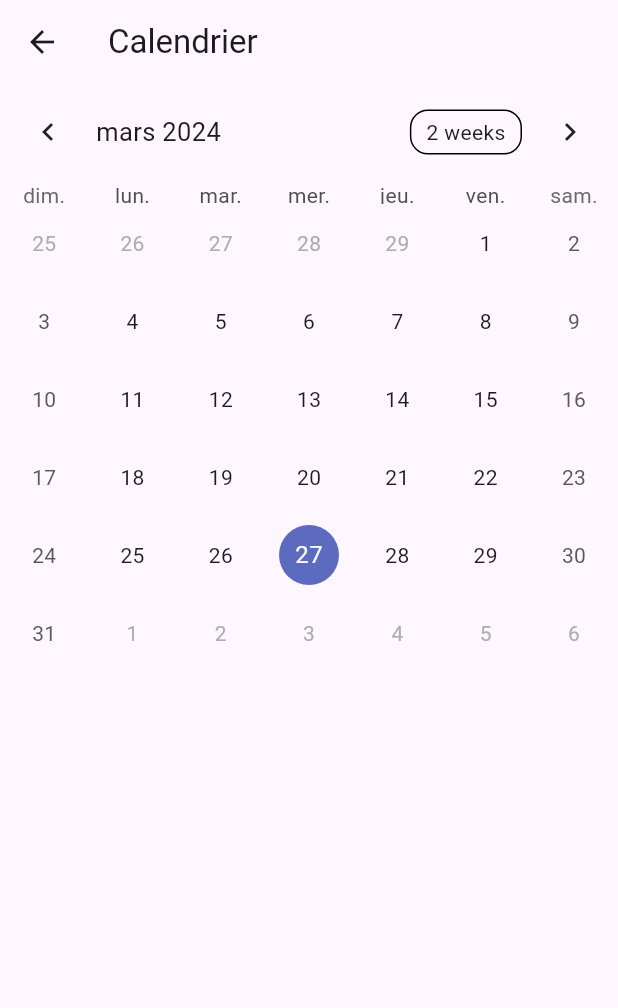
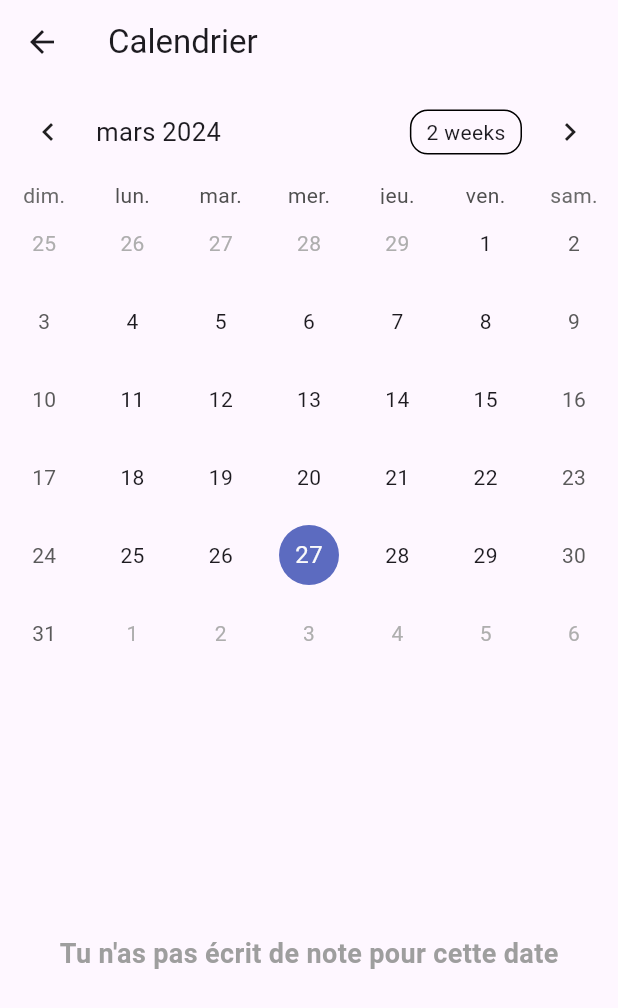
Before and after one commit to ThomasVly/Projet-F, a Flutter app: the Calendar screen opened directly, on a phone screen of 412 x 824 dp. Shown: the top 1008 px of the screen. Run offline on Flutter 3.47's test engine with Material 3 defaults, Android fonts, the phone set to English and light mode, and no system bars; drawn by our look-alikes of table_calendar; our stand-ins replace pie_chart, shared_preferences; accounts and stored records are empty.

Commit message:
beta 2.0 calendrier

```diff
--- a/lib/classes/calendrier.dart
+++ b/lib/classes/calendrier.dart
@@ -2,10 +2,8 @@ import 'package:flutter/material.dart';
 import 'package:table_calendar/table_calendar.dart';
 import 'package:flutter_application_1/classes/themes.dart';
 import 'package:shared_preferences/shared_preferences.dart';
-import 'design.dart';
 import 'event.dart';
 import 'package:intl/intl.dart';
-import 'package:shared_preferences/shared_preferences.dart';
 import 'package:intl/date_symbol_data_local.dart';
 
 class Calendar extends StatefulWidget {
@@ -47,13 +45,13 @@ class _CalendarState extends State<Calendar> {
   void retrieveNotesList() async {
     SharedPreferences prefs = await SharedPreferences.getInstance();
     await prefs.setString("21/03/2024",
-        "titre<>Lorem ipsum dolor sit amet, consectetur adipiscing elit, sed do eiusmod tempor incididunt ut labore et dolore magna aliqua. Ut enim ad minim veniam, quis nostrud exercitation ullamco laboris nisi ut aliquip ex ea commodo consequat. Duis aute irure dolor in reprehenderit in voluptate velit esse cillum dolore eu fugiat nulla pariatur. Excepteur sint occaecat cupidatat non proident, sunt in culpa qui officia deserunt mollit anim id est laborum<>#joyeux<>Joie");
+        "titre<>Lorem ipsum dolor sit amet, consectetur adipiscing elit, sed do eiusmod tempor incididunt ut labore et dolore magna aliqua. Ut enim ad minim veniam, quis nostrud exercitation ullamco laboris nisi ut aliquip ex ea commodo consequat. Duis aute irure dolor in reprehenderit in voluptate velit esse cillum dolore eu fugiat nulla pariatur. Excepteur sint occaecat cupidatat non proident, sunt in culpa qui officia deserunt mollit anim id est laborum<>#joyeux#vie<>Joie");
     await prefs.setString("28/03/2024",
-        "titre<>Lorem ipsum dolor sit amet, consectetur adipiscing elit, sed do eiusmod tempor incididunt ut labore et dolore magna aliqua. Ut enim ad minim veniam, quis nostrud exercitation ullamco laboris nisi ut aliquip ex ea commodo consequat. Duis aute irure dolor in reprehenderit in voluptate velit esse cillum dolore eu fugiat nulla pariatur. Excepteur sint occaecat cupidatat non proident, sunt in culpa qui officia deserunt mollit anim id est laborum<>#joyeux<>Joie");
+        "titre<>Lorem ipsum dolor sit amet, consectetur adipiscing elit, sed do eiusmod tempor incididunt ut labore et dolore magna aliqua. Ut enim ad minim veniam, quis nostrud exercitation ullamco laboris nisi ut aliquip ex ea commodo consequat. Duis aute irure dolor in reprehenderit in voluptate velit esse cillum dolore eu fugiat nulla pariatur. Excepteur sint occaecat cupidatat non proident, sunt in culpa qui officia deserunt mollit anim id est laborum<>#joyeux#vie<>Joie");
     await prefs.setString("01/03/2024",
-        "titre<>Lorem ipsum dolor sit amet, consectetur adipiscing elit, sed do eiusmod tempor incididunt ut labore et dolore magna aliqua. Ut enim ad minim veniam, quis nostrud exercitation ullamco laboris nisi ut aliquip ex ea commodo consequat. Duis aute irure dolor in reprehenderit in voluptate velit esse cillum dolore eu fugiat nulla pariatur. Excepteur sint occaecat cupidatat non proident, sunt in culpa qui officia deserunt mollit anim id est laborum<>#joyeux<>Joie");
+        "titre<>Lorem ipsum dolor sit amet, consectetur adipiscing elit, sed do eiusmod tempor incididunt ut labore et dolore magna aliqua. Ut enim ad minim veniam, quis nostrud exercitation ullamco laboris nisi ut aliquip ex ea commodo consequat. Duis aute irure dolor in reprehenderit in voluptate velit esse cillum dolore eu fugiat nulla pariatur. Excepteur sint occaecat cupidatat non proident, sunt in culpa qui officia deserunt mollit anim id est laborum<>#joyeux#vie<>Joie");
     await prefs.setString("02/03/2024",
-        "titre<>Lorem ipsum dolor sit amet, consectetur adipiscing elit, sed do eiusmod tempor incididunt ut labore et dolore magna aliqua. Ut enim ad minim veniam, quis nostrud exercitation ullamco laboris nisi ut aliquip ex ea commodo consequat. Duis aute irure dolor in reprehenderit in voluptate velit esse cillum dolore eu fugiat nulla pariatur. Excepteur sint occaecat cupidatat non proident, sunt in culpa qui officia deserunt mollit anim id est laborum<>#joyeux<>Joie");
+        "titre<>Lorem ipsum dolor sit amet, consectetur adipiscing elit, sed do eiusmod tempor incididunt ut labore et dolore magna aliqua. Ut enim ad minim veniam, quis nostrud exercitation ullamco laboris nisi ut aliquip ex ea commodo consequat. Duis aute irure dolor in reprehenderit in voluptate velit esse cillum dolore eu fugiat nulla pariatur. Excepteur sint occaecat cupidatat non proident, sunt in culpa qui officia deserunt mollit anim id est laborum<>#joyeux#vie<>Joie");
     notes.clear(); // Effacer les données précédentes de la carte
 
     // Définir l'intervalle de dates (du 1er janvier 2020 au 1er janvier 2025)
@@ -117,22 +115,11 @@ class _CalendarState extends State<Calendar> {
                   margin: const EdgeInsets.all(4),
                   decoration: const BoxDecoration(
                     shape: BoxShape.circle,
-                    color: Color.fromARGB(255, 11, 94, 219),
+                    color: Color.fromARGB(255, 139, 89, 213),
                   ),
                   child: Center(
                     child: Stack(
                       children: [
-                        Positioned(
-                          top:
-                              -15, // Modifier la position pour déplacer vers le haut
-                          right:
-                              -15, // Modifier la position pour le coin haut gauche
-                          child: SizedBox(
-                            width: 30,
-                            height: 30,
-                            child: _getEmotionEmoji(date),
-                          ),
-                        ),
                         Text(
                           '${date.day}',
                           style: const TextStyle(color: Colors.white),
@@ -176,10 +163,23 @@ class _CalendarState extends State<Calendar> {
               _focusedDay = focusedDay;
             },
           ),
+
           Expanded(
             child: ValueListenableBuilder(
               valueListenable: _selectedNotes,
               builder: (context, value, _) {
+                if (value.isEmpty) {
+                  return const Center(
+                    child: Text(
+                      "Tu n'as pas écrit de note pour cette date",
+                      style: TextStyle(
+                        fontSize: 18,
+                        fontWeight: FontWeight.bold,
+                        color: Colors.grey,
+                      ),
+                    ),
+                  );
+                } else {
                   return ListView.builder(
                     itemCount: value.length,
                     itemBuilder: (context, index) {
@@ -187,14 +187,15 @@ class _CalendarState extends State<Calendar> {
                       final DateTime dateNote = note.date;
                       return Container(
                         margin: const EdgeInsets.symmetric(
-                                horizontal: 12, vertical: 4),
+                          horizontal: 12,
+                          vertical: 4,
+                        ),
                         decoration: BoxDecoration(
                           border: Border.all(),
                           borderRadius: BorderRadius.circular(12),
                         ),
                         child: ListTile(
-                              onTap: () => print(
-                                  ""), // action à effectuer lors du clic sur une note
+                          onTap: () => print(""), // action à effectuer lors du clic sur une note
                           title: Column(
                             crossAxisAlignment: CrossAxisAlignment.start,
                             children: [
@@ -206,9 +207,8 @@ class _CalendarState extends State<Calendar> {
                                   fontWeight: FontWeight.bold,
                                 ),
                               ),
-                                  SizedBox(
-                                      height:
-                                          8), // Espacement entre le titre et la date
+
+                              const SizedBox(height: 8), // Espacement entre le titre et la date
 
                               // Date de la note
                               Text(
@@ -217,6 +217,15 @@ class _CalendarState extends State<Calendar> {
                                   fontSize: 16,
                                   color: Colors.grey,
                                 ),
+                              ),
+
+                              const SizedBox(height: 8), // Espacement entre la date et les tags
+
+                              // Tags de la note
+                              Wrap(
+                                spacing: 4,
+                                runSpacing: 4,
+                                children: note.tags.map((tag) => Chip(label: Text(tag))).toList(),
                               ),
                             ],
                           ),
@@ -227,15 +236,20 @@ class _CalendarState extends State<Calendar> {
                           // Texte de la note
                           subtitle: Text(
                             note.text,
-                                maxLines:
-                                    2, // Limite le texte à 2 lignes pour un aperçu
+                            maxLines: 2, // Limite le texte à 2 lignes pour un aperçu
                             overflow: TextOverflow.ellipsis,
                           ),
                         ),
                       );
-                        });
-                  }))
-        ]));
+                    },
+                  );
+                }
+              },
+            ),
+          )
+        ]
+      )
+    );
   }
 
   Widget _getEmotionEmoji(DateTime date) {
```
Lines whose indentation alone changed are shown as unchanged.
